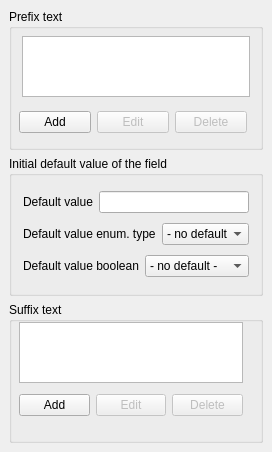
First picture: the form in lavape/src/LavaPE_UI/idd_literalspage.ui, repository berkus/lavape, before the edit.
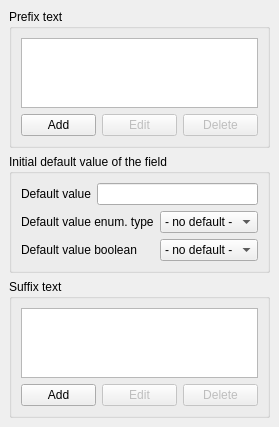
Second picture: the form after the edit.

The edit to the form file:
```diff
--- a/lavape/src/LavaPE_UI/idd_literalspage.ui
+++ b/lavape/src/LavaPE_UI/idd_literalspage.ui
@@ -8,8 +8,8 @@
    <rect>
     <x>0</x>
     <y>0</y>
-    <width>272</width>
-    <height>452</height>
+    <width>215</width>
+    <height>374</height>
    </rect>
   </property>
   <property name="sizePolicy" >
@@ -32,39 +32,30 @@
    </property>
    <item>
     <widget class="QGroupBox" name="GroupBox_IDC_STATIC5" >
-     <property name="sizePolicy" >
-      <sizepolicy>
-       <hsizetype>7</hsizetype>
-       <vsizetype>7</vsizetype>
-       <horstretch>0</horstretch>
-       <verstretch>0</verstretch>
-      </sizepolicy>
-     </property>
      <property name="focusPolicy" >
       <enum>Qt::NoFocus</enum>
      </property>
      <property name="title" >
       <string>Prefix text</string>
      </property>
-     <widget class="QListWidget" name="m_Prefixe" >
-      <property name="geometry" >
-       <rect>
-        <x>13</x>
-        <y>27</y>
-        <width>228</width>
-        <height>61</height>
-       </rect>
-      </property>
-     </widget>
-     <widget class="QWidget" name="" >
-      <property name="geometry" >
-       <rect>
-        <x>10</x>
-        <y>100</y>
-        <width>228</width>
-        <height>26</height>
-       </rect>
-      </property>
+     <layout class="QVBoxLayout" >
+      <property name="margin" >
+       <number>9</number>
+      </property>
+      <property name="spacing" >
+       <number>6</number>
+      </property>
+      <item>
+       <widget class="QListWidget" name="Prefixe" >
+        <property name="maximumSize" >
+         <size>
+          <width>16777215</width>
+          <height>100</height>
+         </size>
+        </property>
+       </widget>
+      </item>
+      <item>
       <layout class="QHBoxLayout" >
        <property name="margin" >
         <number>0</number>
@@ -73,7 +64,7 @@
         <number>6</number>
        </property>
        <item>
-        <widget class="QPushButton" name="m_ADDPre" >
+         <widget class="QPushButton" name="ADDPre" >
          <property name="sizePolicy" >
           <sizepolicy>
            <hsizetype>0</hsizetype>
@@ -97,7 +88,7 @@
         </widget>
        </item>
        <item>
-        <widget class="QPushButton" name="m_EDITPre" >
+         <widget class="QPushButton" name="EDITPre" >
          <property name="enabled" >
           <bool>false</bool>
          </property>
@@ -124,7 +115,7 @@
         </widget>
        </item>
        <item>
-        <widget class="QPushButton" name="m_DELETEPre" >
+         <widget class="QPushButton" name="DELETEPre" >
          <property name="enabled" >
           <bool>false</bool>
          </property>
@@ -151,50 +142,96 @@
         </widget>
        </item>
       </layout>
-     </widget>
+      </item>
+     </layout>
     </widget>
    </item>
    <item>
     <widget class="QGroupBox" name="GroupBox_IDC_STATIC7" >
-     <property name="sizePolicy" >
-      <sizepolicy>
-       <hsizetype>7</hsizetype>
-       <vsizetype>7</vsizetype>
-       <horstretch>0</horstretch>
-       <verstretch>0</verstretch>
-      </sizepolicy>
-     </property>
      <property name="focusPolicy" >
       <enum>Qt::NoFocus</enum>
      </property>
      <property name="title" >
       <string>Initial default value of the field</string>
      </property>
-     <layout class="QVBoxLayout" >
+     <layout class="QGridLayout" >
       <property name="margin" >
-       <number>11</number>
+       <number>9</number>
       </property>
       <property name="spacing" >
        <number>6</number>
       </property>
+      <item row="2" column="2" >
+       <widget class="QComboBox" name="BoolDefault" >
       <item>
-       <layout class="QHBoxLayout" >
-        <property name="margin" >
-         <number>0</number>
-        </property>
-        <property name="spacing" >
-         <number>6</number>
-        </property>
+         <property name="text" >
+          <string>- no default -</string>
+         </property>
+        </item>
+        <item>
+         <property name="text" >
+          <string>false</string>
+         </property>
+        </item>
         <item>
+         <property name="text" >
+          <string>true</string>
+         </property>
+        </item>
+       </widget>
+      </item>
+      <item row="1" column="2" >
+       <widget class="QComboBox" name="EnumDefault" >
+        <property name="sizePolicy" >
+         <sizepolicy>
+          <hsizetype>1</hsizetype>
+          <vsizetype>0</vsizetype>
+          <horstretch>0</horstretch>
+          <verstretch>0</verstretch>
+         </sizepolicy>
+        </property>
+        <property name="minimumSize" >
+         <size>
+          <width>1</width>
+          <height>0</height>
+         </size>
+        </property>
+        <property name="focusPolicy" >
+         <enum>Qt::StrongFocus</enum>
+        </property>
+        <item>
+         <property name="text" >
+          <string>- no default -</string>
+         </property>
+        </item>
+       </widget>
+      </item>
+      <item row="0" column="1" colspan="2" >
+       <widget class="QLineEdit" name="Default" >
+        <property name="sizePolicy" >
+         <sizepolicy>
+          <hsizetype>1</hsizetype>
+          <vsizetype>0</vsizetype>
+          <horstretch>0</horstretch>
+          <verstretch>0</verstretch>
+         </sizepolicy>
+        </property>
+        <property name="minimumSize" >
+         <size>
+          <width>1</width>
+          <height>0</height>
+         </size>
+        </property>
+        <property name="focusPolicy" >
+         <enum>Qt::StrongFocus</enum>
+        </property>
+        <property name="alignment" >
+         <set>Qt::AlignLeading</set>
+        </property>
+       </widget>
+      </item>
+      <item row="0" column="0" >
          <widget class="QLabel" name="Label_IDC_STATIC17" >
-          <property name="sizePolicy" >
-           <sizepolicy>
-            <hsizetype>0</hsizetype>
-            <vsizetype>1</vsizetype>
-            <horstretch>0</horstretch>
-            <verstretch>0</verstretch>
-           </sizepolicy>
-          </property>
           <property name="minimumSize" >
            <size>
             <width>1</width>
@@ -212,165 +249,49 @@
           </property>
          </widget>
         </item>
-        <item>
-         <widget class="QLineEdit" name="m_Default" >
-          <property name="sizePolicy" >
-           <sizepolicy>
-            <hsizetype>1</hsizetype>
-            <vsizetype>0</vsizetype>
-            <horstretch>0</horstretch>
-            <verstretch>0</verstretch>
-           </sizepolicy>
-          </property>
-          <property name="minimumSize" >
-           <size>
-            <width>1</width>
-            <height>0</height>
-           </size>
-          </property>
-          <property name="focusPolicy" >
-           <enum>Qt::StrongFocus</enum>
-          </property>
-          <property name="alignment" >
-           <set>Qt::AlignLeading</set>
-          </property>
-         </widget>
-        </item>
-       </layout>
-      </item>
-      <item>
-       <layout class="QHBoxLayout" >
-        <property name="margin" >
-         <number>0</number>
-        </property>
-        <property name="spacing" >
-         <number>6</number>
-        </property>
-        <item>
+      <item row="1" column="0" colspan="2" >
          <widget class="QLabel" name="textLabel1" >
-          <property name="sizePolicy" >
-           <sizepolicy>
-            <hsizetype>1</hsizetype>
-            <vsizetype>0</vsizetype>
-            <horstretch>0</horstretch>
-            <verstretch>0</verstretch>
-           </sizepolicy>
-          </property>
           <property name="text" >
            <string>Default value enum. type</string>
           </property>
          </widget>
         </item>
-        <item>
-         <widget class="QComboBox" name="m_EnumDefault" >
-          <property name="sizePolicy" >
-           <sizepolicy>
-            <hsizetype>1</hsizetype>
-            <vsizetype>0</vsizetype>
-            <horstretch>0</horstretch>
-            <verstretch>0</verstretch>
-           </sizepolicy>
-          </property>
-          <property name="minimumSize" >
-           <size>
-            <width>1</width>
-            <height>0</height>
-           </size>
-          </property>
-          <property name="focusPolicy" >
-           <enum>Qt::StrongFocus</enum>
-          </property>
-          <item>
-           <property name="text" >
-            <string>- no default -</string>
-           </property>
-          </item>
-         </widget>
-        </item>
-       </layout>
-      </item>
-      <item>
-       <layout class="QHBoxLayout" >
-        <property name="margin" >
-         <number>0</number>
-        </property>
-        <property name="spacing" >
-         <number>6</number>
-        </property>
-        <item>
+      <item row="2" column="0" colspan="2" >
          <widget class="QLabel" name="textLabel2" >
-          <property name="sizePolicy" >
-           <sizepolicy>
-            <hsizetype>1</hsizetype>
-            <vsizetype>0</vsizetype>
-            <horstretch>0</horstretch>
-            <verstretch>0</verstretch>
-           </sizepolicy>
-          </property>
           <property name="text" >
            <string>Default value boolean</string>
           </property>
          </widget>
         </item>
-        <item>
-         <widget class="QComboBox" name="m_BoolDefault" >
-          <item>
-           <property name="text" >
-            <string>- no default -</string>
-           </property>
-          </item>
-          <item>
-           <property name="text" >
-            <string>false</string>
-           </property>
-          </item>
-          <item>
-           <property name="text" >
-            <string>true</string>
-           </property>
-          </item>
-         </widget>
-        </item>
-       </layout>
-      </item>
      </layout>
     </widget>
    </item>
    <item>
     <widget class="QGroupBox" name="GroupBox_IDC_STATIC6" >
-     <property name="sizePolicy" >
-      <sizepolicy>
-       <hsizetype>7</hsizetype>
-       <vsizetype>7</vsizetype>
-       <horstretch>0</horstretch>
-       <verstretch>0</verstretch>
-      </sizepolicy>
-     </property>
      <property name="focusPolicy" >
       <enum>Qt::NoFocus</enum>
      </property>
      <property name="title" >
       <string>Suffix text</string>
      </property>
-     <widget class="QListWidget" name="m_Suffixe" >
-      <property name="geometry" >
-       <rect>
-        <x>10</x>
-        <y>20</y>
-        <width>224</width>
-        <height>61</height>
-       </rect>
-      </property>
-     </widget>
-     <widget class="QWidget" name="" >
-      <property name="geometry" >
-       <rect>
-        <x>10</x>
-        <y>90</y>
-        <width>224</width>
-        <height>26</height>
-       </rect>
-      </property>
+     <layout class="QVBoxLayout" >
+      <property name="margin" >
+       <number>9</number>
+      </property>
+      <property name="spacing" >
+       <number>6</number>
+      </property>
+      <item>
+       <widget class="QListWidget" name="Suffixe" >
+        <property name="maximumSize" >
+         <size>
+          <width>16777215</width>
+          <height>100</height>
+         </size>
+        </property>
+       </widget>
+      </item>
+      <item>
       <layout class="QHBoxLayout" >
        <property name="margin" >
         <number>0</number>
@@ -379,7 +300,7 @@
         <number>6</number>
        </property>
        <item>
-        <widget class="QPushButton" name="m_ADDSuf" >
+         <widget class="QPushButton" name="ADDSuf" >
          <property name="sizePolicy" >
           <sizepolicy>
            <hsizetype>0</hsizetype>
@@ -403,7 +324,7 @@
         </widget>
        </item>
        <item>
-        <widget class="QPushButton" name="m_EDITSuf" >
+         <widget class="QPushButton" name="EDITSuf" >
          <property name="enabled" >
           <bool>false</bool>
          </property>
@@ -430,7 +351,7 @@
         </widget>
        </item>
        <item>
-        <widget class="QPushButton" name="m_DELETESuf" >
+         <widget class="QPushButton" name="DELETESuf" >
          <property name="enabled" >
           <bool>false</bool>
          </property>
@@ -457,7 +378,8 @@
         </widget>
        </item>
       </layout>
-     </widget>
+      </item>
+     </layout>
     </widget>
    </item>
   </layout>
```
Left out of the diff: 1 changed line with no effect on the pictures. Lines whose indentation alone changed are shown as unchanged.
